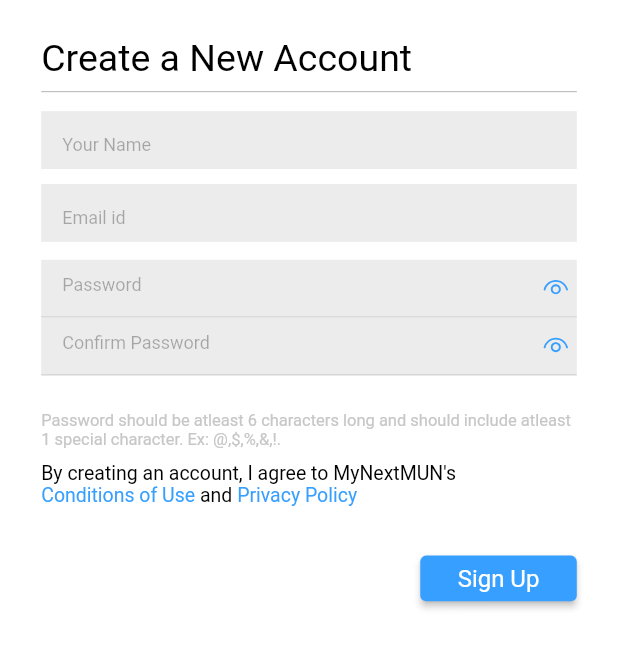
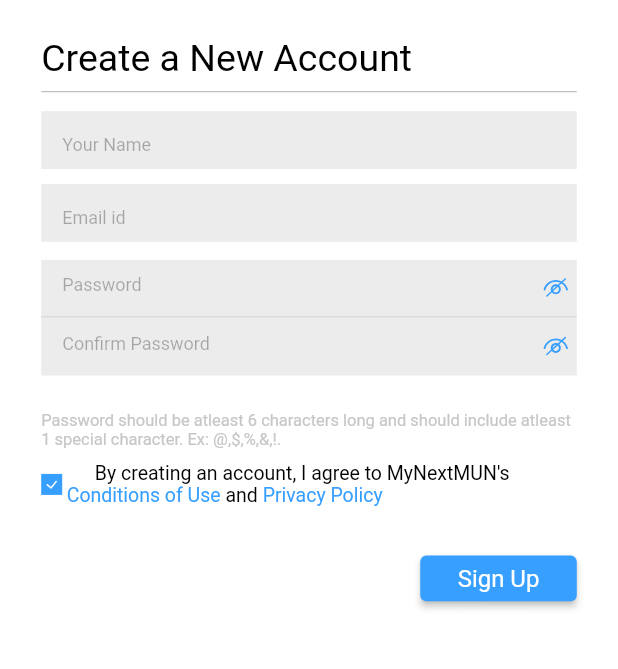
Before and after one commit to smit-mist/The-MUN, a Flutter app: the SignUpScreen screen opened by its route, on a phone screen of 412 x 824 dp, the part 155-824 px from its top. Run offline on Flutter 3.47's test engine with Material 2 defaults, Android fonts, the phone set to English and light mode, and no system bars; our stand-ins replace chewie, cloud_firestore, firebase_auth, firebase_core, flutter_rating_bar, flutter_spinkit and 5 more; accounts and stored records are empty; Roboto replaces fonts that are missing (RobotoLight).

Commit message:
checkbox added and some small changes

```diff
--- a/mun/lib/views/authentication/signup_screen.dart
+++ b/mun/lib/views/authentication/signup_screen.dart
@@ -152,8 +152,12 @@ class _SignUpScreenState extends State<SignUpScreen> {
                                     color: Colors.black.withOpacity(0.3),
                                   ),
                                   hintText: 'Email id',
-                                  contentPadding:
-                                      EdgeInsets.fromLTRB(14.0, 13.0, 0, 11.0),
+                                  contentPadding: EdgeInsets.fromLTRB(
+                                    14.0,
+                                    13.0,
+                                    0,
+                                    11.0,
+                                  ),
                                   border: OutlineInputBorder(
                                     borderRadius: BorderRadius.circular(3),
                                     borderSide: BorderSide(
@@ -222,30 +226,30 @@ class _SignUpScreenState extends State<SignUpScreen> {
                                     width: w * (199 / kScreenWidth),
                                   ),
                                   GestureDetector(
-                                  child: SvgPicture.asset(
+                                    child: isVisible
+                                        ? SvgPicture.asset(
                                             'assets/icons/eye_regular.svg',
+                                            color: kBlueShade,
+                                          )
+                                        : SvgPicture.asset(
+                                            'assets/icons/eye_closed.svg',
                                             color: kBlueShade,
                                           ),
                                     onTap: () {
                                       setState(() {
-                                      isVisible = true;
+                                        isVisible = !isVisible;
                                       });
                                     },
                                   ),
-                                SizedBox(width: 4.0,),
+                                  SizedBox(
+                                    width: 4.0,
+                                  ),
                                 ],
                               ),
                             ),
                             Container(
                               height: h * (38 / kScreenHeight),
-                              decoration: BoxDecoration(
                               color: kGreyShade,
-                                border: Border(
-                                  bottom: BorderSide(
-                                    color: Colors.grey[350],
-                                  ),
-                                ),
-                              ),
                               child: Row(
                                 children: [
                                   Expanded(
@@ -290,17 +294,24 @@ class _SignUpScreenState extends State<SignUpScreen> {
                                     width: w * (170 / kScreenWidth),
                                   ),
                                   GestureDetector(
-                                  child: SvgPicture.asset(
+                                    child: isVisible
+                                        ? SvgPicture.asset(
                                             'assets/icons/eye_regular.svg',
+                                            color: kBlueShade,
+                                          )
+                                        : SvgPicture.asset(
+                                            'assets/icons/eye_closed.svg',
                                             color: kBlueShade,
                                           ),
                                     onTap: () {
                                       setState(() {
-                                      isVisible = true;
+                                        isVisible = !isVisible;
                                       });
                                     },
                                   ),
-                                SizedBox(width: 4.0,),
+                                  SizedBox(
+                                    width: 4.0,
+                                  ),
                                 ],
                               ),
                             ),
@@ -324,8 +335,17 @@ class _SignUpScreenState extends State<SignUpScreen> {
                         mainAxisAlignment: MainAxisAlignment.start,
                         children: [
                           Container(
+                              color: kBlueShade,
+                              child: SvgPicture.asset(
+                                'assets/icons/checkbox.svg',
+                                color: Colors.white,
+                              )),
+                          SizedBox(
+                            width: 3.0,
+                          ),
+                          Container(
                             width: w * 0.77,
-                            child: Wrap(
+                            child: Column(
                               children: [
                                 Text(
                                   "By creating an account, I agree to MyNextMUN's ",
@@ -334,6 +354,8 @@ class _SignUpScreenState extends State<SignUpScreen> {
                                     color: Colors.black,
                                   ),
                                 ),
+                                Row(
+                                  children: [
                                     GestureDetector(
                                       onTap: () {},
                                       child: Text(
@@ -360,6 +382,8 @@ class _SignUpScreenState extends State<SignUpScreen> {
                                           color: kBlueShade,
                                         ),
                                       ),
+                                    ),
+                                  ],
                                 ),
                               ],
                             ),
```
Also changed, not shown: mun/lib/views/MUN/about_mun_screen.dart (+52 -19 lines), mun/lib/views/MUN/my_booking_screen.dart (+42 -23 lines). Lines whose indentation alone changed are shown as unchanged.
